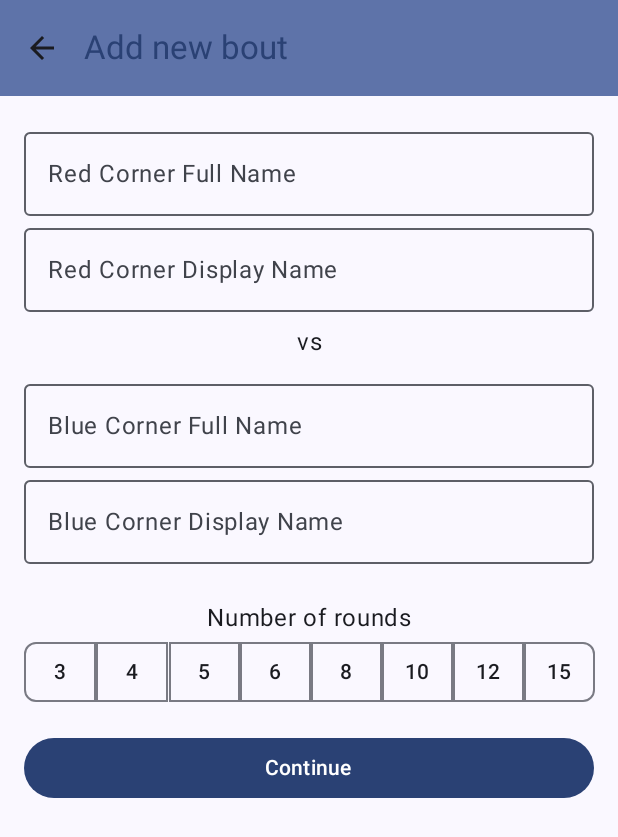
After one commit to RazielO/BoutScoring, an Android app built with Jetpack Compose: the AddBoutActivity screen opened directly, with no data from a screen before it, on a phone screen of 412 x 824 dp. The commit adds this screen. Shown: the top 837 px of the screen. Run offline under Robolectric (Android 15) with nearby library versions, the phone set to English and light mode, and no system bars.

Commit message:
Add Bout Activity
Activity to create a new bout

```diff
--- a/app/src/main/AndroidManifest.xml
+++ b/app/src/main/AndroidManifest.xml
@@ -13,9 +13,11 @@
         android:theme="@style/Theme.BoutScoring"
         tools:targetApi="31">
         <activity
+            android:name=".AddBoutActivity"
+            android:exported="false" />
+        <activity
             android:name=".MainActivity"
             android:exported="true"
-            android:label="@string/app_name"
             android:theme="@style/Theme.BoutScoring">
             <intent-filter>
                 <action android:name="android.intent.action.MAIN" />
--- /dev/null
+++ b/app/src/main/java/com/razielo/boutscoring/AddBoutActivity.kt
@@ -0,0 +1,251 @@
+package com.razielo.boutscoring
+
+import android.os.Bundle
+import androidx.activity.ComponentActivity
+import androidx.activity.compose.setContent
+import androidx.compose.foundation.layout.Column
+import androidx.compose.foundation.layout.PaddingValues
+import androidx.compose.foundation.layout.Row
+import androidx.compose.foundation.layout.fillMaxSize
+import androidx.compose.foundation.layout.fillMaxWidth
+import androidx.compose.foundation.layout.padding
+import androidx.compose.foundation.shape.RoundedCornerShape
+import androidx.compose.material.icons.Icons
+import androidx.compose.material.icons.filled.ArrowBack
+import androidx.compose.material3.Button
+import androidx.compose.material3.ButtonDefaults
+import androidx.compose.material3.ExperimentalMaterial3Api
+import androidx.compose.material3.Icon
+import androidx.compose.material3.IconButton
+import androidx.compose.material3.MaterialTheme
+import androidx.compose.material3.OutlinedButton
+import androidx.compose.material3.OutlinedTextField
+import androidx.compose.material3.Scaffold
+import androidx.compose.material3.SnackbarHost
+import androidx.compose.material3.SnackbarHostState
+import androidx.compose.material3.Surface
+import androidx.compose.material3.Text
+import androidx.compose.material3.TopAppBar
+import androidx.compose.material3.TopAppBarDefaults.topAppBarColors
+import androidx.compose.runtime.Composable
+import androidx.compose.runtime.getValue
+import androidx.compose.runtime.mutableIntStateOf
+import androidx.compose.runtime.mutableStateOf
+import androidx.compose.runtime.remember
+import androidx.compose.runtime.rememberCoroutineScope
+import androidx.compose.runtime.setValue
+import androidx.compose.ui.Modifier
+import androidx.compose.ui.graphics.RectangleShape
+import androidx.compose.ui.graphics.Shape
+import androidx.compose.ui.text.style.TextAlign
+import androidx.compose.ui.unit.dp
+import com.razielo.boutscoring.ui.theme.BoutScoringTheme
+import kotlinx.coroutines.launch
+
+class AddBoutActivity : ComponentActivity() {
+    override fun onCreate(savedInstanceState: Bundle?) {
+        super.onCreate(savedInstanceState)
+
+        setContent {
+            BoutScoringTheme {
+                ScaffoldComponent { finish() }
+            }
+        }
+    }
+}
+
+@Composable
+fun ScaffoldComponent(topBarOnCLick: () -> Unit) {
+    val snackbarHostState = remember { SnackbarHostState() }
+
+    Scaffold(topBar = { TopBar(topBarOnCLick) }, snackbarHost = {
+        SnackbarHost(hostState = snackbarHostState)
+    }, content = {
+        Surface(
+            modifier = Modifier
+                .padding(it)
+                .fillMaxSize(),
+            color = MaterialTheme.colorScheme.background
+        ) {
+            Content(snackbarHostState)
+        }
+    })
+}
+
+@OptIn(ExperimentalMaterial3Api::class)
+@Composable
+fun TopBar(onClick: () -> Unit) {
+    TopAppBar(colors = topAppBarColors(
+        containerColor = MaterialTheme.colorScheme.primaryContainer,
+        titleContentColor = MaterialTheme.colorScheme.primary,
+    ), title = {
+        Text("Add new bout")
+    }, navigationIcon = {
+        IconButton(onClick = onClick) {
+            Icon(
+                imageVector = Icons.Filled.ArrowBack, contentDescription = "Go Back"
+            )
+        }
+    })
+}
+
+fun updateCornerValues(values: List<String>, index: Int, newValue: String): List<String> {
+    return values.toMutableList().apply {
+        if (index == 1) {
+            set(1, newValue.uppercase())
+        } else {
+            val parts: List<String> =
+                newValue.uppercase().trim().split(" ").filter { it.isNotEmpty() }
+            val suffixes: List<String> = listOf("JR", "SR", "II", "III")
+
+            if (parts.last().isNotEmpty() && suffixes.contains(parts.last())) {
+                set(1, parts.takeLast(2).joinToString(" "))
+            } else {
+                set(1, parts.last())
+            }
+
+            set(0, newValue.split(" ").joinToString(" ") {
+                it.replaceFirstChar { chr -> chr.uppercase() }
+            })
+        }
+    }
+}
+
+@Composable
+fun Content(snackbarHostState: SnackbarHostState) {
+    var redCornerValues by remember { mutableStateOf(List(2) { "" }) }
+    var blueCornerValues by remember { mutableStateOf(List(2) { "" }) }
+    var selectedButtonIndex by remember { mutableIntStateOf(-1) }
+    val rounds: List<Int> = listOf(3, 4, 5, 6, 8, 10, 12, 15)
+
+    Column(modifier = Modifier.padding(16.dp)) {
+        InputFieldGroup(
+            redCornerValues, "Red"
+        ) { index, newValue ->
+            redCornerValues = updateCornerValues(redCornerValues, index, newValue)
+        }
+
+        Text(
+            text = "vs",
+            modifier = Modifier
+                .fillMaxWidth()
+                .padding(vertical = 8.dp),
+            textAlign = TextAlign.Center
+        )
+
+        InputFieldGroup(
+            blueCornerValues, "Blue"
+        ) { index, newValue ->
+            blueCornerValues = updateCornerValues(blueCornerValues, index, newValue)
+        }
+
+        Text(
+            text = "Number of rounds",
+            modifier = Modifier
+                .fillMaxWidth()
+                .padding(top = 24.dp),
+            textAlign = TextAlign.Center
+        )
+
+        ButtonGroup(rounds, { index -> selectedButtonIndex = index }, selectedButtonIndex)
+
+        ContinueButton(snackbarHostState, redCornerValues, blueCornerValues, selectedButtonIndex)
+    }
+}
+
+@Composable
+fun InputFieldGroup(
+    values: List<String>, corner: String, onValueChange: (Int, String) -> Unit
+) {
+    val labels: List<String> = listOf(
+        "$corner Corner Full Name", "$corner Corner Display Name"
+    )
+
+    repeat(2) { index ->
+        InputField(value = values[index],
+            labelText = labels[index],
+            onValueChange = { newValue -> onValueChange(index, newValue) })
+    }
+}
+
+@Composable
+fun InputField(
+    value: String, labelText: String, onValueChange: (String) -> Unit
+) {
+    OutlinedTextField(
+        value = value,
+        onValueChange = { newValue ->
+            onValueChange(newValue)
+        },
+        label = { Text(labelText) }, modifier = Modifier.fillMaxWidth(),
+    )
+}
+
+@Composable
+fun RoundButton(
+    shape: Shape,
+    modifier: Modifier,
+    enabled: Boolean,
+    value: String,
+    onClick: () -> Unit,
+) {
+    OutlinedButton(
+        shape = shape, onClick = onClick, colors = ButtonDefaults.buttonColors(
+            containerColor = MaterialTheme.colorScheme.background,
+            contentColor = MaterialTheme.colorScheme.onBackground,
+            disabledContainerColor = MaterialTheme.colorScheme.secondaryContainer,
+            disabledContentColor = MaterialTheme.colorScheme.onSecondaryContainer
+        ), modifier = modifier, contentPadding = PaddingValues(0.dp), enabled = enabled
+    ) {
+        Text(value)
+    }
+}
+
+@Composable
+fun ButtonGroup(values: List<Int>, onClick: (Int) -> Unit, selectedIndex: Int) {
+    Row(modifier = Modifier.padding(bottom = 16.dp)) {
+        values.forEachIndexed { index, value ->
+            RoundButton(
+                shape = when (index) {
+                    0 -> RoundedCornerShape(topStart = 8.dp, bottomStart = 8.dp)
+                    values.size - 1 -> RoundedCornerShape(topEnd = 8.dp, bottomEnd = 8.dp)
+                    else -> RectangleShape
+                },
+                modifier = Modifier.weight(1f),
+                enabled = selectedIndex != index,
+                value = value.toString(),
+            ) { onClick(index) }
+        }
+    }
+}
+
+@Composable
+fun ContinueButton(
+    snackbarHostState: SnackbarHostState,
+    redCornerValues: List<String>,
+    blueCornerValues: List<String>,
+    selectedButtonIndex: Int,
+) {
+    val scope = rememberCoroutineScope()
+
+    Button(
+        onClick = {
+            if (redCornerValues.any { it.isBlank() }) {
+                scope.launch {
+                    snackbarHostState.showSnackbar("Fill the red corner info first")
+                }
+            } else if (blueCornerValues.any { it.isBlank() }) {
+                scope.launch {
+                    snackbarHostState.showSnackbar("Fill the blue corner info first")
+                }
+            } else if (selectedButtonIndex == -1) {
+                scope.launch {
+                    snackbarHostState.showSnackbar("Select the number of rounds first")
+                }
+            }
+        },
+        modifier = Modifier.fillMaxWidth(),
+    ) {
+        Text("Continue")
+    }
+}
```
Also changed, not shown: app/src/main/java/com/razielo/boutscoring/MainActivity.kt (+34 -9 lines).
